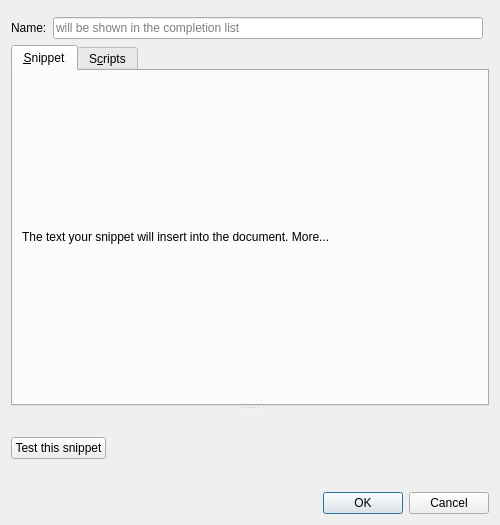
KDE/kate, file addons/snippets/editsnippet.ui: the form before one commit.
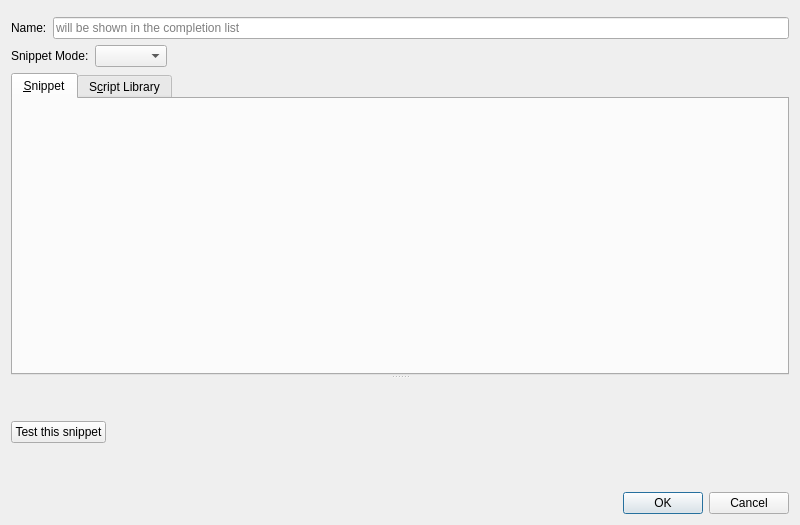
The form after the commit. Custom widgets are drawn as their Qt base class.

Commit message: Optionally allow snippets to be plain scripts

```diff
--- a/addons/snippets/editsnippet.ui
+++ b/addons/snippets/editsnippet.ui
@@ -6,28 +6,30 @@
    <rect>
     <x>0</x>
     <y>0</y>
-    <width>500</width>
+    <width>800</width>
     <height>525</height>
    </rect>
   </property>
   <property name="minimumSize">
    <size>
-    <width>500</width>
+    <width>600</width>
     <height>0</height>
    </size>
   </property>
   <layout class="QVBoxLayout" name="verticalLayout">
    <item>
-    <widget class="KMessageWidget" name="messageWidget" native="true">
+    <widget class="KMessageWidget" name="messageWidget">
      <property name="visible">
       <bool>true</bool>
      </property>
-     <property name="closeButtonVisible" stdset="0">
+     <property name="closeButtonVisible">
       <bool>false</bool>
      </property>
     </widget>
    </item>
    <item>
+    <layout class="QVBoxLayout" name="verticalLayout_5">
+     <item>
     <layout class="QHBoxLayout" name="horizontalLayout">
      <item>
       <widget class="QLabel" name="snippetName">
@@ -43,15 +45,44 @@
        </property>
       </widget>
      </item>
+      </layout>
+     </item>
+     <item>
+      <layout class="QHBoxLayout" name="horizontalLayout_5">
+       <item>
+        <widget class="QLabel" name="modeComboBoxLabel">
+         <property name="text">
+          <string>Snippet Mode:</string>
+         </property>
+        </widget>
+       </item>
+       <item>
+        <widget class="QComboBox" name="modeComboBox"/>
+       </item>
+       <item>
+        <spacer name="horizontalSpacer_2">
+         <property name="orientation">
+          <enum>Qt::Orientation::Horizontal</enum>
+         </property>
+         <property name="sizeHint" stdset="0">
+          <size>
+           <width>40</width>
+           <height>20</height>
+          </size>
+         </property>
+        </spacer>
+       </item>
      <item>
       <widget class="KKeySequenceWidget" name="snippetShortcut"/>
      </item>
     </layout>
    </item>
+    </layout>
+   </item>
    <item>
     <widget class="QSplitter" name="splitter">
      <property name="orientation">
-      <enum>Qt::Vertical</enum>
+      <enum>Qt::Orientation::Vertical</enum>
      </property>
      <widget class="QTabWidget" name="editorTabs">
       <property name="currentIndex">
@@ -64,11 +95,8 @@
        <layout class="QVBoxLayout" name="verticalLayout_2">
         <item>
          <widget class="QLabel" name="snippetLabel">
-          <property name="text">
-           <string>The text your snippet will insert into the document. &lt;a href=&quot;A snippet can contain editable fields. They can be cycled by pressing Tab. The following expressions can be used in the template text to create fields: &lt;br&gt;&lt;tt&gt;${field_name}&lt;/tt&gt; creates a simple, editable field. All subsequent occurrences of the same field_name create fields which mirror the contents of the first during editing.&lt;br&gt;&lt;tt&gt;${field_name=default}&lt;/tt&gt; can be used to specify a default value for the field. &lt;tt&gt;default&lt;/tt&gt; can be any JavaScript expression.&lt;br&gt;Use &lt;tt&gt;${field_name=text}&lt;/tt&gt; to specify a fixed string as default value.&lt;br&gt;&lt;tt&gt;${func(other_field1, other_field2, ...)}&lt;/tt&gt; can be used to create a field which evaluates a JavaScript function on each edit and contains its contents. See the Scripts tab for more information.&lt;br&gt;&lt;tt&gt;${cursor}&lt;/tt&gt; can be used to mark the end position of the cursor after everything else was filled in.&quot;&gt;More...&lt;/a&gt;</string>
-          </property>
           <property name="textFormat">
-           <enum>Qt::RichText</enum>
+           <enum>Qt::TextFormat::RichText</enum>
           </property>
           <property name="wordWrap">
            <bool>true</bool>
@@ -79,14 +107,11 @@
       </widget>
       <widget class="QWidget" name="scriptTab">
        <attribute name="title">
-        <string>S&amp;cripts</string>
+        <string>S&amp;cript Library</string>
        </attribute>
        <layout class="QVBoxLayout" name="verticalLayout_4">
         <item>
          <widget class="QLabel" name="scriptLabel">
-          <property name="text">
-           <string>Write down JavaScript helper functions to use in your snippets here. &lt;a href=&quot;All JavaScript functions should return the contents you want to place in a template field as a string.&lt;br&gt;Functions are called in a scope which contains the contents of all editable template fields as local variables. For example in a snippet containing &lt;tt&gt;${field}&lt;/tt&gt;, a variable called &lt;tt&gt;field&lt;/tt&gt; will be present which contains the up-to-date contents of the template field. Those variables can either be used in the function statically or passed as arguments, by using the &lt;tt&gt;${func(field)}&lt;/tt&gt; or &lt;tt&gt;${field2=func(field)}&lt;/tt&gt; syntax in the snippet string.&lt;br&gt;You can use the kate scripting API to get the selected text, full text, file name and more by using the appropriate methods of the &lt;tt&gt;document&lt;/tt&gt; and &lt;tt&gt;view&lt;/tt&gt; objects. Refer to the scripting API documentation for more information.&quot;&gt;More...&lt;/a&gt;</string>
-          </property>
           <property name="wordWrap">
            <bool>true</bool>
           </property>
@@ -109,7 +134,7 @@
          <item>
           <spacer name="horizontalSpacer">
            <property name="orientation">
-            <enum>Qt::Horizontal</enum>
+            <enum>Qt::Orientation::Horizontal</enum>
            </property>
            <property name="sizeHint" stdset="0">
             <size>
@@ -128,23 +153,23 @@
    <item>
     <widget class="QDialogButtonBox" name="buttons">
      <property name="standardButtons">
-      <set>QDialogButtonBox::Cancel|QDialogButtonBox::Ok</set>
+      <set>QDialogButtonBox::StandardButton::Cancel|QDialogButtonBox::StandardButton::Ok</set>
      </property>
     </widget>
    </item>
   </layout>
  </widget>
  <customwidgets>
-  <customwidget>
-   <class>KKeySequenceWidget</class>
-   <extends>QWidget</extends>
-   <header>kkeysequencewidget.h</header>
-  </customwidget>
   <customwidget>
    <class>KMessageWidget</class>
-   <extends>QWidget</extends>
+   <extends>QFrame</extends>
    <header>kmessagewidget.h</header>
   </customwidget>
+  <customwidget>
+   <class>KKeySequenceWidget</class>
+   <extends>QWidget</extends>
+   <header>kkeysequencewidget.h</header>
+  </customwidget>
  </customwidgets>
  <resources/>
  <connections/>
```
Lines whose indentation alone changed are shown as unchanged. The commit also changes 7 other files.
